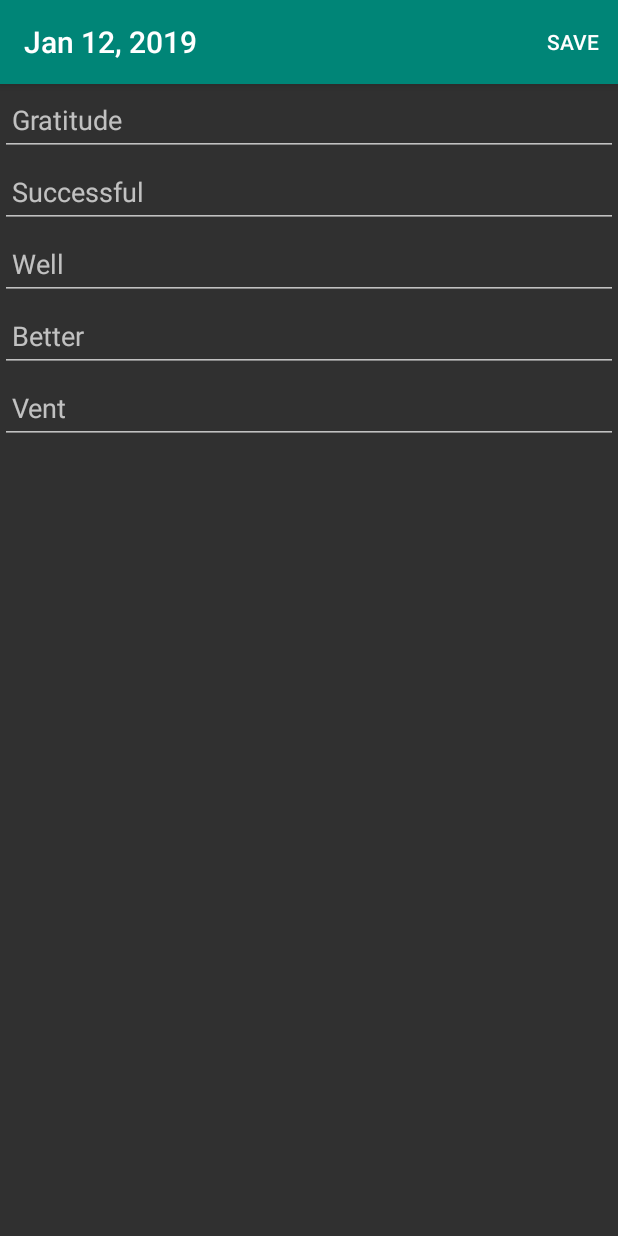
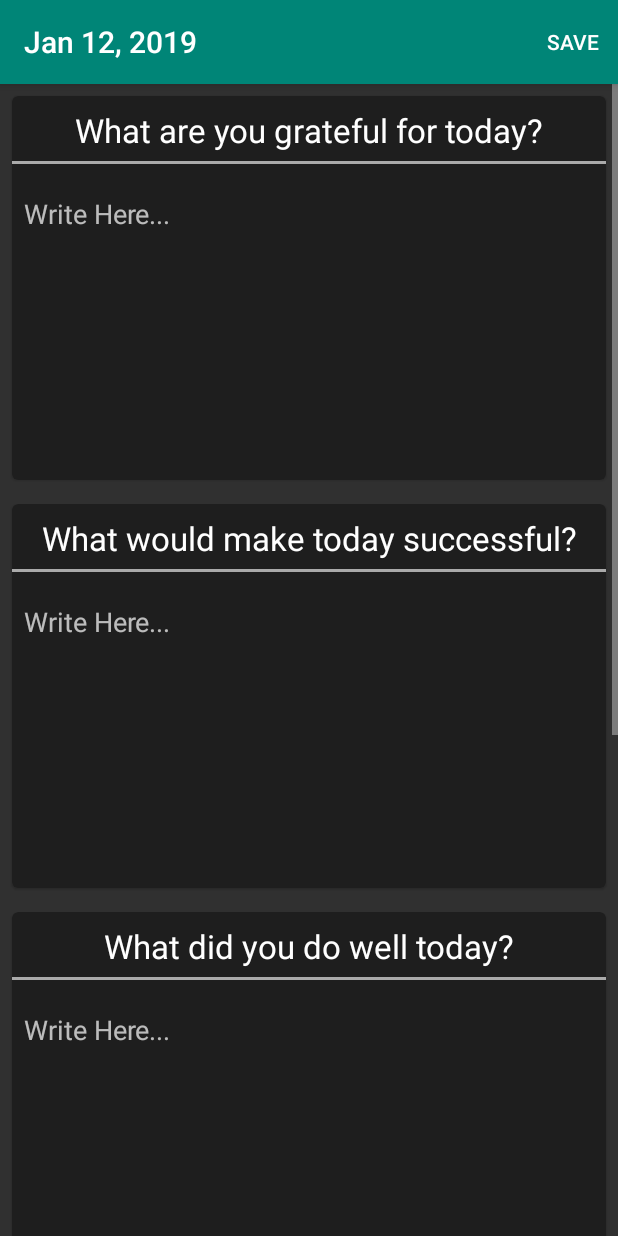
Before and after one commit to amacchia/GrowthJournal, an Android app: the fragment EntryFragment placed in its activity, on a phone screen of 412 x 824 dp. Run offline under Robolectric (Android 15) with nearby library versions, the phone set to English and light mode, and no system bars; our stand-ins replace Room's generated code.

Commit message:
New layout used for entries

```diff
--- a/app/src/main/java/com/example/android/personalgrowthjournal/EntriesListFragment.kt
+++ b/app/src/main/java/com/example/android/personalgrowthjournal/EntriesListFragment.kt
@@ -41,7 +41,10 @@ class EntriesListFragment : Fragment() {
                 (viewAdapter as EntryListAdapter).setData(it)
 
                 // Store the date of the latest entry
+                if (it.isNotEmpty()) {
                     latestEntryDate = it[it.size - 1].entryDate
+                }
+
             }
         })
     }
@@ -56,13 +59,14 @@ class EntriesListFragment : Fragment() {
         val fab = view.findViewById<FloatingActionButton>(R.id.fab)
 
         fab.setOnClickListener {
+            if (::latestEntryDate.isInitialized) {
                 // Check if there's an entry for today
                 val cal = Calendar.getInstance()
                 val month = cal.get(Calendar.MONTH)
                 val dayOfMonth = cal.get(Calendar.DAY_OF_MONTH)
                 val year = cal.get(Calendar.YEAR)
 
-            cal.time = latestEntryDate
+                cal.time = latestEntryDate  // If there are no entries, this will cause an error
 
                 val lastEntryMonth = cal.get(Calendar.MONTH)
                 val lastEntryDayOfMonth = cal.get(Calendar.DAY_OF_MONTH)
@@ -70,8 +74,10 @@ class EntriesListFragment : Fragment() {
 
 
                 if (month == lastEntryMonth && dayOfMonth == lastEntryDayOfMonth &&
-                    year == lastEntryYear) { // There is already entry for today do not create a new one
+                    year == lastEntryYear
+                ) { // There is already entry for today do not create a new one
                     Toast.makeText(context, getString(R.string.existing_entry_msg), Toast.LENGTH_SHORT).show()
+                }
             } else {
                 val fragmentManager = fragmentManager
                 val fragmentTransaction = fragmentManager?.beginTransaction()
--- a/app/src/main/java/com/example/android/personalgrowthjournal/EntryFragment.kt
+++ b/app/src/main/java/com/example/android/personalgrowthjournal/EntryFragment.kt
@@ -3,9 +3,11 @@ package com.example.android.personalgrowthjournal
 import android.arch.lifecycle.ViewModelProviders
 import android.os.Bundle
 import android.support.v4.app.Fragment
+import android.support.v7.widget.CardView
 import android.util.Log
 import android.view.*
 import android.widget.EditText
+import android.widget.TextView
 import com.example.android.personalgrowthjournal.Database.Entry
 import java.text.SimpleDateFormat
 import java.util.*
@@ -26,8 +28,6 @@ class EntryFragment : Fragment() {
     override fun onCreate(savedInstanceState: Bundle?) {
         super.onCreate(savedInstanceState)
         setHasOptionsMenu(true)
-
-
 
         mViewModel = ViewModelProviders.of(this).get(EntryDetailViewModel::class.java)
 
@@ -54,11 +54,30 @@ class EntryFragment : Fragment() {
 
         val view = inflater.inflate(R.layout.entry_fragment, container, false)
 
-        mGratitudeEditText = view.findViewById(R.id.edit_text_gratitude_entry)
-        mSuccessfulEditText = view.findViewById(R.id.edit_text_successful_entry)
-        mWellEditText = view.findViewById(R.id.edit_text_well_entry)
-        mBetterEditText = view.findViewById(R.id.edit_text_better_entry)
-        mVentEditText = view.findViewById(R.id.edit_text_vent_entry)
+        val gratCardView = view.findViewById<CardView>(R.id.gratitude_entry_card_view)
+        val gratPrompt = gratCardView.findViewById<TextView>(R.id.text_prompt)
+        gratPrompt.text = getString(R.string.gratitude_prompt)
+        mGratitudeEditText = gratCardView.findViewById(R.id.edit_text_entry)
+
+        val succCardView = view.findViewById<CardView>(R.id.successful_entry_card_view)
+        val succPrompt = succCardView.findViewById<TextView>(R.id.text_prompt)
+        succPrompt.text = getString(R.string.successful_prompt)
+        mSuccessfulEditText = succCardView.findViewById(R.id.edit_text_entry)
+
+        val wellCardView = view.findViewById<CardView>(R.id.well_entry_card_view)
+        val wellPrompt = wellCardView.findViewById<TextView>(R.id.text_prompt)
+        wellPrompt.text = getString(R.string.well_prompt)
+        mWellEditText = wellCardView.findViewById(R.id.edit_text_entry)
+
+        val betterCardView = view.findViewById<CardView>(R.id.better_entry_card_view)
+        val betterPrompt = betterCardView.findViewById<TextView>(R.id.text_prompt)
+        betterPrompt.text = getString(R.string.better_prompt)
+        mBetterEditText = betterCardView.findViewById(R.id.edit_text_entry)
+
+        val ventCardView = view.findViewById<CardView>(R.id.vent_entry_card_view)
+        val ventPrompt = ventCardView.findViewById<TextView>(R.id.text_prompt)
+        ventPrompt.text = getString(R.string.vent_prompt)
+        mVentEditText = ventCardView.findViewById(R.id.edit_text_entry)
 
         return view
     }
--- a/app/src/main/res/layout/entry_fragment.xml
+++ b/app/src/main/res/layout/entry_fragment.xml
@@ -1,52 +1,33 @@
 <?xml version="1.0" encoding="utf-8"?>
-<LinearLayout xmlns:android="http://schemas.android.com/apk/res/android"
+<ScrollView xmlns:android="http://schemas.android.com/apk/res/android"
     android:layout_width="match_parent"
-    android:layout_height="match_parent"
-    android:orientation="vertical">
+    android:layout_height="match_parent">
 
-    <EditText
-        android:id="@+id/edit_text_gratitude_entry"
+    <LinearLayout
         android:layout_width="match_parent"
-        android:layout_height="48dp"
-        android:hint="Gratitude"
-        android:importantForAutofill="no"
-        android:inputType="textCapSentences"
-        android:padding="8dp"/>
+        android:layout_height="wrap_content"
+        android:orientation="vertical">
 
-    <EditText
-        android:id="@+id/edit_text_successful_entry"
-        android:layout_width="match_parent"
-        android:layout_height="48dp"
-        android:hint="Successful"
-        android:importantForAutofill="no"
-        android:inputType="textCapSentences"
-        android:padding="8dp"/>
+        <include
+            android:id="@+id/gratitude_entry_card_view"
+            layout="@layout/entry_prompt_view" />
 
-    <EditText
-        android:id="@+id/edit_text_well_entry"
-        android:layout_width="match_parent"
-        android:layout_height="48dp"
-        android:hint="Well"
-        android:importantForAutofill="no"
-        android:inputType="textCapSentences"
-        android:padding="8dp"/>
+        <include
+            android:id="@+id/successful_entry_card_view"
+            layout="@layout/entry_prompt_view" />
 
-    <EditText
-        android:id="@+id/edit_text_better_entry"
-        android:layout_width="match_parent"
-        android:layout_height="48dp"
-        android:hint="Better"
-        android:importantForAutofill="no"
-        android:inputType="textCapSentences"
-        android:padding="8dp"/>
+        <include
+            android:id="@+id/well_entry_card_view"
+            layout="@layout/entry_prompt_view" />
 
-    <EditText
-        android:id="@+id/edit_text_vent_entry"
-        android:layout_width="match_parent"
-        android:layout_height="48dp"
-        android:hint="Vent"
-        android:importantForAutofill="no"
-        android:inputType="textCapSentences"
-        android:padding="8dp"/>
+        <include
+            android:id="@+id/better_entry_card_view"
+            layout="@layout/entry_prompt_view" />
 
-</LinearLayout>
+        <include
+            android:id="@+id/vent_entry_card_view"
+            layout="@layout/entry_prompt_view" />
+
+    </LinearLayout>
+
+</ScrollView>
--- a/app/src/main/res/layout/entry_prompt_view.xml
+++ b/app/src/main/res/layout/entry_prompt_view.xml
@@ -26,6 +26,7 @@
             />
 
         <EditText
+            android:id="@+id/edit_text_entry"
             android:layout_width="match_parent"
             android:layout_height="wrap_content"
             android:layout_alignParentBottom="true"
@@ -33,6 +34,7 @@
             android:hint="@string/write_here_hint"
             android:gravity="start"
             android:minLines="8"
+            android:padding="8dp"
             android:background="@android:color/transparent"
             />
 
--- a/app/src/main/res/values/strings.xml
+++ b/app/src/main/res/values/strings.xml
@@ -5,4 +5,9 @@
     <string name="existing_entry_msg">You already have an entry for today</string>
     <string name="journal_entries">Journal Entries</string>
     <string name="write_here_hint">Write Here...</string>
+    <string name="gratitude_prompt">What are you grateful for today?</string>
+    <string name="successful_prompt">What would make today successful?</string>
+    <string name="well_prompt">What did you do well today?</string>
+    <string name="better_prompt">What could you have done better?</string>
+    <string name="vent_prompt">Anything, you need to get off your chest? Write it here.</string>
 </resources>
```
Lines whose indentation alone changed are shown as unchanged.
